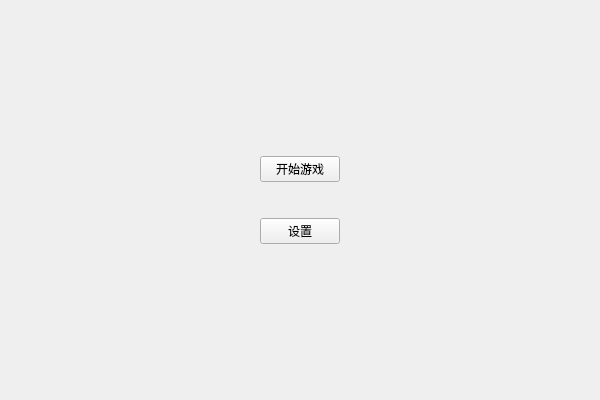
The window that funcatching/mainwindow.ui (rightlorg/funcatching) describes before a commit, drawn with Qt 5.
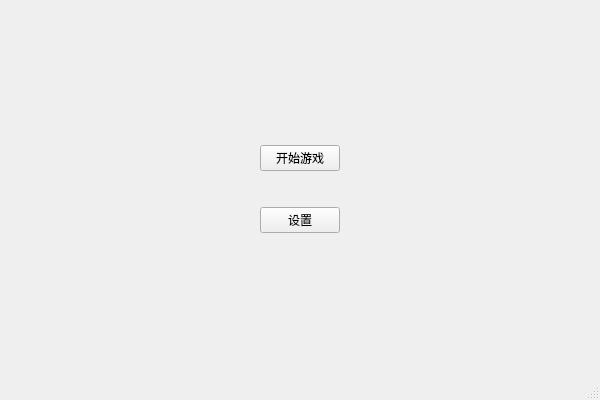
The same window after the commit.

Diff of the .ui file:
```diff
--- a/funcatching/mainwindow.ui
+++ b/funcatching/mainwindow.ui
@@ -136,6 +136,7 @@
     </item>
    </layout>
   </widget>
+  <widget class="QStatusBar" name="statusBar"/>
  </widget>
  <layoutdefault spacing="6" margin="11"/>
  <resources/>
```
